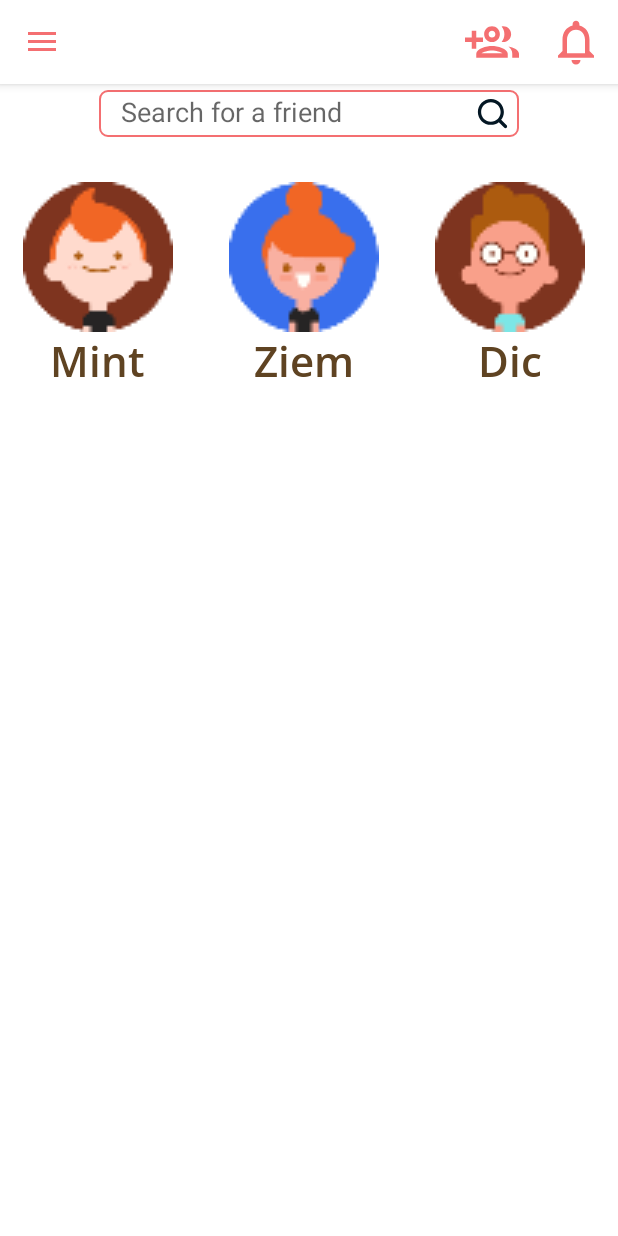
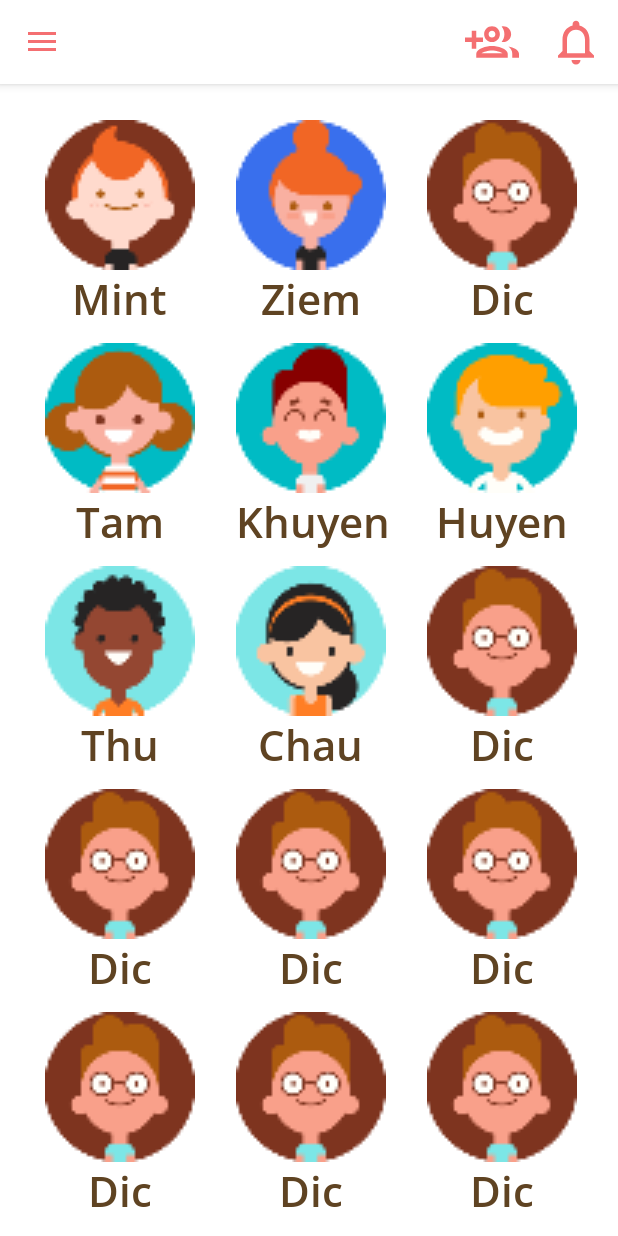
Before and after one commit to nntt1210/serenitea, an Android app: the fragment FriendsActivity placed in its activity, on a phone screen of 412 x 824 dp. Run offline under Robolectric (Android 15) with nearby library versions, the phone set to English and light mode, and no system bars; our stand-ins replace Firebase (no records; nobody signed in at launch, a user with empty details on screens opened directly); libraries missing offline, so code that uses them is left out: com.facebook, com.facebook.login; 1 statement that could not run was skipped.

Commit message:
make list friend and favorite scrollable

```diff
--- /dev/null
+++ b/src/app/src/main/java/com/example/serenitea/ExpandableHeightGridView.java
@@ -0,0 +1,59 @@
+package com.example.serenitea;
+
+import android.content.Context;
+import android.util.AttributeSet;
+import android.view.ViewGroup;
+import android.widget.GridView;
+
+public class ExpandableHeightGridView extends GridView
+{
+
+    boolean expanded = true;
+
+    public ExpandableHeightGridView(Context context)
+    {
+        super(context);
+    }
+
+    public ExpandableHeightGridView(Context context, AttributeSet attrs)
+    {
+        super(context, attrs);
+    }
+
+    public ExpandableHeightGridView(Context context, AttributeSet attrs,
+                                    int defStyle)
+    {
+        super(context, attrs, defStyle);
+    }
+
+    public boolean isExpanded()
+    {
+        return expanded;
+    }
+
+    @Override
+    public void onMeasure(int widthMeasureSpec, int heightMeasureSpec)
+    {
+        // HACK! TAKE THAT ANDROID!
+        if (isExpanded())
+        {
+            // Calculate entire height by providing a very large height hint.
+            // View.MEASURED_SIZE_MASK represents the largest height possible.
+            int expandSpec = MeasureSpec.makeMeasureSpec(MEASURED_SIZE_MASK,
+                    MeasureSpec.AT_MOST);
+            super.onMeasure(widthMeasureSpec, expandSpec);
+
+            ViewGroup.LayoutParams params = getLayoutParams();
+            params.height = getMeasuredHeight();
+        }
+        else
+        {
+            super.onMeasure(widthMeasureSpec, heightMeasureSpec);
+        }
+    }
+
+//    public void setExpanded(boolean expanded)
+//    {
+//        this.expanded = expanded;
+//    }
+}
--- a/src/app/src/main/java/com/example/serenitea/FavoriteActivity.java
+++ b/src/app/src/main/java/com/example/serenitea/FavoriteActivity.java
@@ -31,7 +31,12 @@ public class FavoriteActivity extends Fragment {
         listFavorite.add(new Quote(1, "When you can't control what's happening, challenge yourself to control the way you respond. That's where your power is.", "02/07/2021"));
         listFavorite.add(new Quote(2, "When you can't control what's happening, challenge yourself to control the way you respond. That's where your power is.", "02/07/2021"));
         listFavorite.add(new Quote(3, "When you can't control what's happening, challenge yourself to control the way you respond. That's where your power is.", "02/07/2021"));
-
+        listFavorite.add(new Quote(3, "When you can't control what's happening, challenge yourself to control the way you respond. That's where your power is.", "02/07/2021"));
+        listFavorite.add(new Quote(3, "When you can't control what's happening, challenge yourself to control the way you respond. That's where your power is.", "02/07/2021"));
+        listFavorite.add(new Quote(3, "When you can't control what's happening, challenge yourself to control the way you respond. That's where your power is.", "02/07/2021"));
+        listFavorite.add(new Quote(3, "When you can't control what's happening, challenge yourself to control the way you respond. That's where your power is.", "02/07/2021"));
+        listFavorite.add(new Quote(3, "When you can't control what's happening, challenge yourself to control the way you respond. That's where your power is.", "02/07/2021"));
+        listFavorite.add(new Quote(3, "When you can't control what's happening, challenge yourself to control the way you respond. That's where your power is.", "02/07/2021"));
         favoriteListViewAdapter = new FavoriteListViewAdapter(listFavorite);
 
         listViewFavorite = getView().findViewById(R.id.list_favorite);
--- a/src/app/src/main/java/com/example/serenitea/FriendsActivity.java
+++ b/src/app/src/main/java/com/example/serenitea/FriendsActivity.java
@@ -3,6 +3,7 @@ package com.example.serenitea;
 import androidx.annotation.Nullable;
 import androidx.appcompat.app.AppCompatActivity;
 import androidx.appcompat.widget.Toolbar;
+import androidx.core.view.ViewCompat;
 import androidx.fragment.app.Fragment;
 
 import android.content.Intent;
@@ -33,11 +34,28 @@ public class FriendsActivity extends Fragment {
         listFriend.add(new Friend("Mint", "avatar_11", "24/01/2001", 23, "Male"));
         listFriend.add(new Friend("Ziem", "avatar_3", "24/01/2001", 23, "Female"));
         listFriend.add(new Friend("Dic", "avatar_10", "24/01/2001", 23, "Male"));
+        listFriend.add(new Friend("Tam", "avatar_4", "24/01/2001", 23, "Male"));
+        listFriend.add(new Friend("Khuyen", "avatar_5", "24/01/2001", 23, "Male"));
+        listFriend.add(new Friend("Huyen", "avatar_6", "24/01/2001", 23, "Male"));
+        listFriend.add(new Friend("Thu", "avatar_7", "24/01/2001", 23, "Male"));
+        listFriend.add(new Friend("Chau", "avatar_8", "24/01/2001", 23, "Male"));
+        listFriend.add(new Friend("Dic", "avatar_10", "24/01/2001", 23, "Male"));
+        listFriend.add(new Friend("Dic", "avatar_10", "24/01/2001", 23, "Male"));
+        listFriend.add(new Friend("Dic", "avatar_10", "24/01/2001", 23, "Male"));
+        listFriend.add(new Friend("Dic", "avatar_10", "24/01/2001", 23, "Male"));
+        listFriend.add(new Friend("Dic", "avatar_10", "24/01/2001", 23, "Male"));
+        listFriend.add(new Friend("Dic", "avatar_10", "24/01/2001", 23, "Male"));
+        listFriend.add(new Friend("Dic", "avatar_10", "24/01/2001", 23, "Male"));
 
-        friendGrid = (GridView)view.findViewById(R.id.grid_view_friend); // init GridView
+
+
+
+        friendGrid = (ExpandableHeightGridView)view.findViewById(R.id.grid_view_friend); // init GridView
+//        friendGrid.setExpanded(true);
         // Create an object FriendAdapter and set Adapter to GirdView
         FriendAdapter friendAdapter = new FriendAdapter(getActivity().getApplicationContext(), listFriend);
         friendGrid.setAdapter(friendAdapter);
+
         friendGrid.setOnItemClickListener(new AdapterView.OnItemClickListener() {
             @Override
             public void onItemClick(AdapterView<?> parent, View view, int position, long id) {
--- a/src/app/src/main/res/layout/activity_friends.xml
+++ b/src/app/src/main/res/layout/activity_friends.xml
@@ -1,38 +1,26 @@
 <?xml version="1.0" encoding="utf-8"?>
-<androidx.constraintlayout.widget.ConstraintLayout xmlns:android="http://schemas.android.com/apk/res/android"
-    xmlns:app="http://schemas.android.com/apk/res-auto"
-    xmlns:tools="http://schemas.android.com/tools"
+<ScrollView xmlns:android="http://schemas.android.com/apk/res/android"
+    android:id="@+id/container_scroll_view"
     android:layout_width="match_parent"
     android:layout_height="match_parent"
-    tools:context=".FriendsActivity">
+    android:layout_marginTop="50dp"
+    android:orientation="vertical">
 
-    <EditText
-        android:id="@+id/search_friend_bar"
-        android:layout_width="280dp"
-        android:layout_height="31dp"
-        android:layout_marginTop="60dp"
-        android:background="@drawable/search_friend_bar"
-        android:drawableRight="@drawable/ic_search"
-        android:hint="Search for a friend"
-        app:layout_constraintEnd_toEndOf="parent"
-        app:layout_constraintHorizontal_bias="0.5"
-        app:layout_constraintStart_toStartOf="parent"
-        app:layout_constraintTop_toTopOf="parent" />
-
-    <GridView
+    <RelativeLayout
+        android:layout_width="fill_parent"
+        android:layout_height="fill_parent">
+        <com.example.serenitea.ExpandableHeightGridView
             android:id="@+id/grid_view_friend"
             android:layout_width="wrap_content"
             android:layout_height="wrap_content"
             android:layout_marginStart="30dp"
             android:layout_marginLeft="30dp"
             android:layout_marginTop="30dp"
+            android:nestedScrollingEnabled="true"
             android:columnWidth="100dp"
             android:numColumns="3"
-        android:stretchMode="columnWidth"
-        android:verticalSpacing="10dp"
-        app:layout_constraintEnd_toEndOf="parent"
-        app:layout_constraintHorizontal_bias="0.5"
-        app:layout_constraintStart_toStartOf="parent"
-        app:layout_constraintTop_toBottomOf="@+id/search_friend_bar" />
 
-</androidx.constraintlayout.widget.ConstraintLayout>
+            android:verticalSpacing="10dp" />
+    </RelativeLayout>
+
+</ScrollView>
```
Lines whose indentation alone changed are shown as unchanged.
